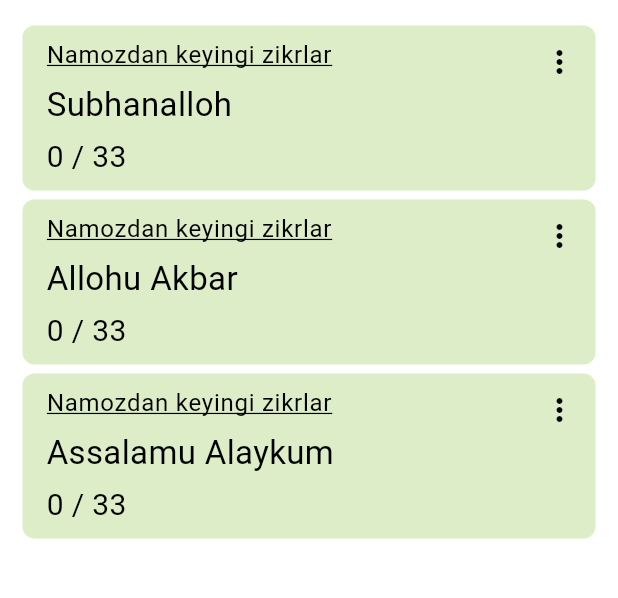
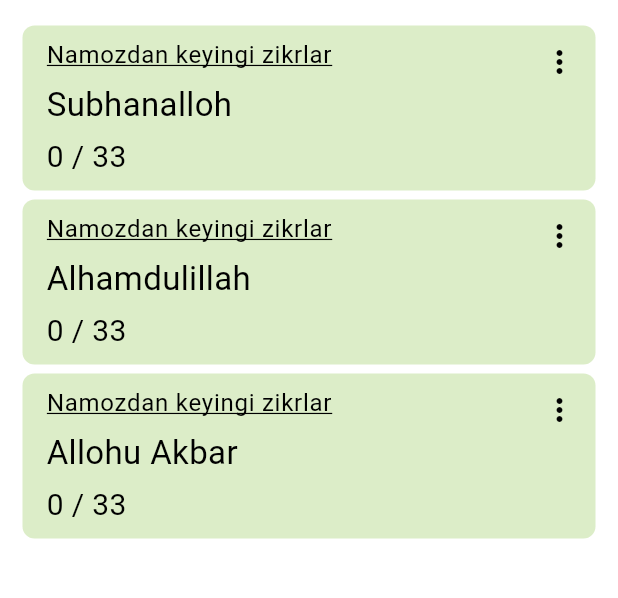
Before and after one commit to SardorDev12/solihiyn-mobile, a Flutter app: the screen it shows after launch, on a phone screen of 412 x 824 dp, the part 63-661 px from its top. Run offline on Flutter 3.47's test engine with Material 3 defaults, Android fonts, the light colour scheme and no system bars; our stand-ins replace shared_preferences.

Commit message:
modify default zikrs

```diff
--- a/lib/zikr_list.dart
+++ b/lib/zikr_list.dart
@@ -48,7 +48,7 @@ class ZikrListState extends State<ZikrList> {
       isDone: false,
     ),
    Zikr(
-      title: 'Allohu Akbar',
+      title: 'Alhamdulillah',
       count: 0,
       limit: 33,
       category: 'Namozdan keyingi zikrlar',
@@ -56,7 +56,7 @@ class ZikrListState extends State<ZikrList> {
       isDone: false,
     ),
     Zikr(
-      title: 'Assalamu Alaykum',
+      title: 'Allohu Akbar',
       count: 0,
       limit: 33,
       category: 'Namozdan keyingi zikrlar',
```
